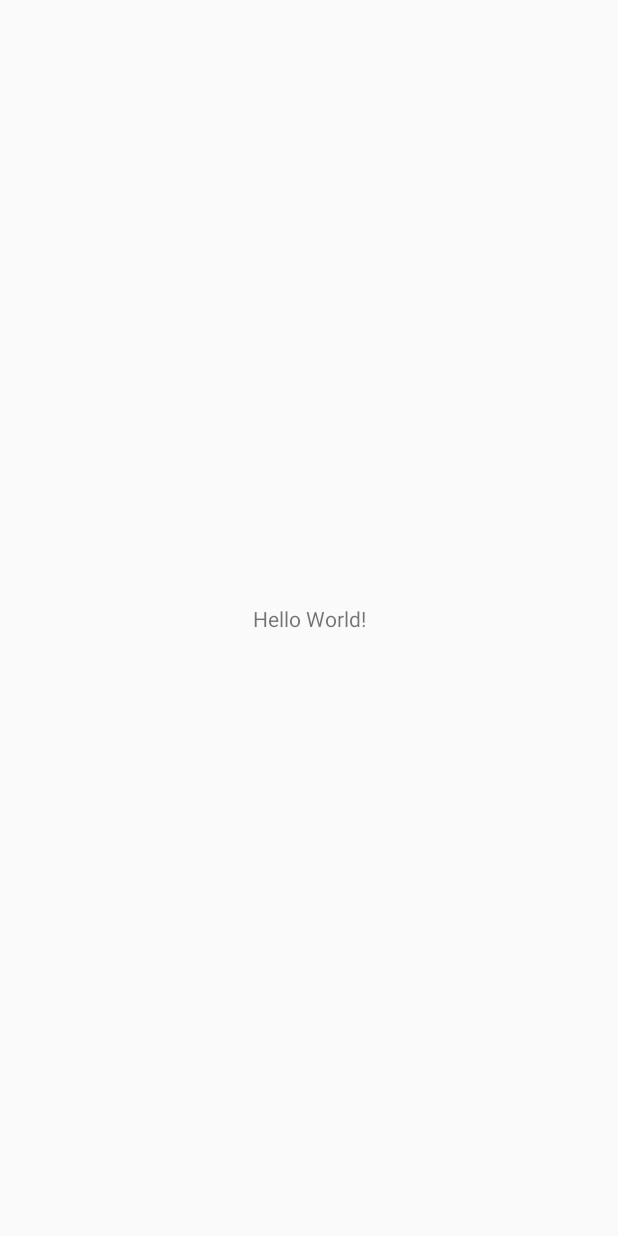
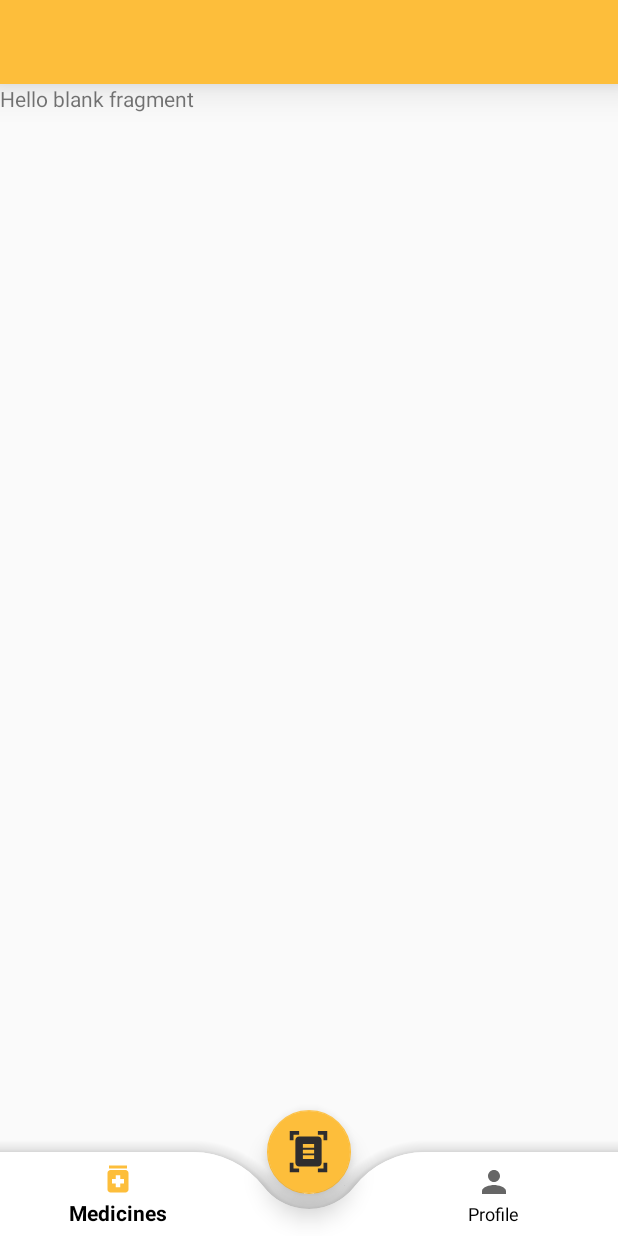
Before and after one commit to saisukesh04/Khyaal, an Android app: the screen it shows after launch once a user with an empty profile is signed in (MainActivity), on a phone screen of 412 x 824 dp. Before the commit the screen is almost empty. Run offline under Robolectric (Android 15) with nearby library versions, the phone set to English and light mode, and no system bars; our stand-ins replace ButterKnife, Firebase (no records; nobody signed in at launch, a user with empty details on screens opened directly); libraries missing offline, so code that uses them is left out: com.google.mlkit.vision.

Commit message:
Added fragments and BottomNavBar

```diff
--- a/app/build.gradle
+++ b/app/build.gradle
@@ -32,6 +32,7 @@ android {
 dependencies {
 
     implementation 'androidx.appcompat:appcompat:1.2.0'
+    implementation 'androidx.legacy:legacy-support-v4:1.0.0'
     testImplementation 'junit:junit:4.13.2'
     androidTestImplementation 'androidx.test.ext:junit:1.1.2'
     androidTestImplementation 'androidx.test.espresso:espresso-core:3.3.0'
--- a/app/src/main/java/com/undamped/khyaal/MainActivity.java
+++ b/app/src/main/java/com/undamped/khyaal/MainActivity.java
@@ -2,6 +2,7 @@ package com.undamped.khyaal;
 
 import androidx.annotation.Nullable;
 import androidx.appcompat.app.AppCompatActivity;
+import androidx.appcompat.widget.Toolbar;
 import androidx.cardview.widget.CardView;
 import androidx.core.app.NotificationCompat;
 
@@ -11,11 +12,17 @@ import android.graphics.Rect;
 import android.net.Uri;
 import android.os.Bundle;
 import android.util.Log;
+import android.view.Menu;
+import android.view.MenuItem;
+import android.widget.FrameLayout;
 import android.widget.ImageView;
 import android.widget.Toast;
 
 import com.bumptech.glide.Glide;
 import com.google.android.gms.tasks.Task;
+import com.google.android.material.bottomappbar.BottomAppBar;
+import com.google.android.material.bottomnavigation.BottomNavigationView;
+import com.google.android.material.floatingactionbutton.FloatingActionButton;
 import com.google.firebase.auth.FirebaseAuth;
 import com.google.mlkit.vision.common.InputImage;
 import com.google.mlkit.vision.text.Text;
@@ -30,9 +37,11 @@ import java.util.ArrayList;
 
 public class MainActivity extends AppCompatActivity {
 
-    @BindView(R.id.add_event_photo) CardView add_event_photo;
-    @BindView(R.id.prescriptionImageView)
-    ImageView prescriptionImageView;
+    @BindView(R.id.bottomNavigation) BottomNavigationView bottomNavigation;
+    @BindView(R.id.nav_host_frame) FrameLayout nav_host_frame;
+    @BindView(R.id.scanFloatingBtn) FloatingActionButton scanFloatingBtn;
+    @BindView(R.id.toolbar2) Toolbar main_toolbar;
+
 
     final public static int IMAGE_CODE = 1;
     private Uri imageUri; // URI of the image to be processed
@@ -48,9 +57,29 @@ public class MainActivity extends AppCompatActivity {
         ButterKnife.bind(this);
         mAuth = FirebaseAuth.getInstance();
 
-        add_event_photo.setOnClickListener(view -> {
-            selectImage();
+        scanFloatingBtn.setOnClickListener(view -> {
+            getSupportFragmentManager().beginTransaction().replace(R.id.nav_host_frame, new ScanFragment()).commit();
         });
+
+        bottomNavigation.setSelectedItemId(R.id.action_medicines);
+        getSupportFragmentManager().beginTransaction().replace(R.id.nav_host_frame, new MedicineFragment()).commit();
+
+        bottomNavigation.setOnNavigationItemSelectedListener(item -> {
+            switch (item.getItemId()) {
+                case R.id.action_profile:
+                    getSupportFragmentManager().beginTransaction().replace(R.id.nav_host_frame, new ProfileFragment()).commit();
+                    return true;
+
+                case R.id.action_medicines:
+                    getSupportFragmentManager().beginTransaction().replace(R.id.nav_host_frame, new MedicineFragment()).commit();
+                    return true;
+            }
+            return false;
+        });
+
+//        add_event_photo.setOnClickListener(view -> {
+//            selectImage();
+//        });
     }
 
     @Override
@@ -71,7 +100,7 @@ public class MainActivity extends AppCompatActivity {
         intent.setAction(Intent.ACTION_GET_CONTENT);
         startActivityForResult(intent, IMAGE_CODE);
     }
-
+/*
     @Override
     public void onActivityResult(int requestCode, int resultCode, @Nullable Intent data) {
         super.onActivityResult(requestCode, resultCode, data);
@@ -165,9 +194,10 @@ public class MainActivity extends AppCompatActivity {
             // notificationId is a unique int for each notification that you must define
             notificationManager.notify(notificationId, builder.build());
 
-            */
+//            /
 
 
         }
     }
+    */
 }
--- /dev/null
+++ b/app/src/main/java/com/undamped/khyaal/MedicineFragment.java
@@ -0,0 +1,26 @@
+package com.undamped.khyaal;
+
+import android.os.Bundle;
+
+import androidx.fragment.app.Fragment;
+
+import android.view.LayoutInflater;
+import android.view.View;
+import android.view.ViewGroup;
+
+import butterknife.ButterKnife;
+
+public class MedicineFragment extends Fragment {
+
+    public MedicineFragment() {
+    }
+
+    @Override
+    public View onCreateView(LayoutInflater inflater, ViewGroup container, Bundle savedInstanceState) {
+        View root = inflater.inflate(R.layout.fragment_medicine, container, false);
+
+        ButterKnife.bind(this, root);
+
+        return root;
+    }
+}
--- /dev/null
+++ b/app/src/main/res/drawable/ic_medicine.xml
@@ -0,0 +1,13 @@
+<vector xmlns:android="http://schemas.android.com/apk/res/android"
+    android:width="24dp"
+    android:height="24dp"
+    android:viewportWidth="24"
+    android:viewportHeight="24"
+    android:tint="?attr/colorControlNormal">
+  <path
+      android:fillColor="@android:color/white"
+      android:pathData="M6,3h12v2h-12z"/>
+  <path
+      android:fillColor="@android:color/white"
+      android:pathData="M17,6H7C5.9,6 5,6.9 5,8v11c0,1.1 0.9,2 2,2h10c1.1,0 2,-0.9 2,-2V8C19,6.9 18.1,6 17,6zM16,15h-2.5v2.5h-3V15H8v-3h2.5V9.5h3V12H16V15z"/>
+</vector>
--- /dev/null
+++ b/app/src/main/res/drawable/ic_scan.xml
@@ -0,0 +1,10 @@
+<vector xmlns:android="http://schemas.android.com/apk/res/android"
+    android:width="32dp"
+    android:height="32dp"
+    android:viewportWidth="24"
+    android:viewportHeight="24"
+    android:tint="@color/white">
+  <path
+      android:fillColor="@android:color/white"
+      android:pathData="M7,3H4v3H2V1h5V3zM22,6V1h-5v2h3v3H22zM7,21H4v-3H2v5h5V21zM20,18v3h-3v2h5v-5H20zM19,18c0,1.1 -0.9,2 -2,2H7c-1.1,0 -2,-0.9 -2,-2V6c0,-1.1 0.9,-2 2,-2h10c1.1,0 2,0.9 2,2V18zM15,8H9v2h6V8zM15,11H9v2h6V11zM15,14H9v2h6V14z"/>
+</vector>
--- a/app/src/main/res/layout/activity_main.xml
+++ b/app/src/main/res/layout/activity_main.xml
@@ -6,41 +6,79 @@
     android:layout_height="match_parent"
     tools:context=".MainActivity">
 
-    <TextView
-        android:id="@+id/textView2"
-        android:layout_width="wrap_content"
-        android:layout_height="wrap_content"
-        android:layout_marginTop="64dp"
-        android:fontFamily="@font/ubuntu_bold"
-        android:gravity="center"
-        android:text="Please don't mind the UI\nClick the below image to select an image"
-        android:textColor="#000000"
-        android:textSize="16sp"
+    <androidx.appcompat.widget.Toolbar
+        android:id="@+id/toolbar2"
+        android:layout_width="match_parent"
+        android:layout_height="0dp"
+        android:alpha="1"
+        android:background="@color/yellow_brown"
+        android:elevation="16dp"
+        android:minHeight="?attr/actionBarSize"
+        android:theme="?attr/actionBarTheme"
         app:layout_constraintEnd_toEndOf="parent"
         app:layout_constraintStart_toStartOf="parent"
         app:layout_constraintTop_toTopOf="parent" />
 
-    <androidx.cardview.widget.CardView
-        android:id="@+id/add_event_photo"
+    <FrameLayout
+        android:id="@+id/nav_host_frame"
         android:layout_width="match_parent"
-        android:layout_height="wrap_content"
-        android:layout_marginStart="24dp"
-        android:layout_marginTop="48dp"
-        android:layout_marginEnd="24dp"
-        app:cardCornerRadius="16dp"
-        app:cardElevation="8dp"
+        android:layout_height="0dp"
+        android:layout_marginBottom="16dp"
+        app:layout_constraintBottom_toBottomOf="parent"
         app:layout_constraintEnd_toEndOf="parent"
         app:layout_constraintStart_toStartOf="parent"
-        app:layout_constraintTop_toBottomOf="@+id/textView2">
+        app:layout_constraintTop_toBottomOf="@+id/toolbar2" />
 
-        <ImageView
-            android:id="@+id/prescriptionImageView"
-            android:layout_width="250dp"
-            android:layout_height="250dp"
-            android:layout_gravity="center"
-            android:padding="28dp"
-            android:src="@drawable/add_photo" />
+    <androidx.coordinatorlayout.widget.CoordinatorLayout
+        android:id="@+id/coordinatorLayout"
+        android:layout_width="match_parent"
+        android:layout_height="match_parent"
+        app:layout_constraintBottom_toBottomOf="parent"
+        app:layout_constraintEnd_toEndOf="parent"
+        app:layout_constraintStart_toStartOf="parent"
+        app:layout_constraintTop_toTopOf="parent">
 
-    </androidx.cardview.widget.CardView>
+        <com.google.android.material.bottomappbar.BottomAppBar
+            android:id="@+id/bottomAppBar"
+            style="@style/Widget.MaterialComponents.BottomAppBar.Colored"
+            android:layout_width="match_parent"
+            android:layout_height="wrap_content"
+            android:layout_gravity="bottom"
+            app:backgroundTint="@color/white"
+            app:elevation="16dp"
+            app:fabAlignmentMode="center"
+            app:fabAnimationMode="scale"
+            app:fabCradleMargin="10dp"
+            app:fabCradleRoundedCornerRadius="60dp"
+            app:layout_constraintBottom_toBottomOf="parent"
+            app:layout_constraintEnd_toEndOf="parent"
+            app:layout_constraintStart_toStartOf="parent">
+
+            <com.google.android.material.bottomnavigation.BottomNavigationView
+                android:id="@+id/bottomNavigation"
+                android:layout_width="match_parent"
+                android:layout_height="wrap_content"
+                app:backgroundTint="@android:color/transparent"
+                app:elevation="0dp"
+                android:layout_marginEnd="20dp"
+                app:itemTextColor="@android:color/black"
+                app:menu="@menu/bottom_menu" />
+
+        </com.google.android.material.bottomappbar.BottomAppBar>
+
+        <com.google.android.material.floatingactionbutton.FloatingActionButton
+            android:id="@+id/scanFloatingBtn"
+            android:layout_width="wrap_content"
+            android:layout_height="wrap_content"
+            android:scaleType="center"
+            app:backgroundTint="@color/colorAccent"
+            app:elevation="10dp"
+            app:fabSize="normal"
+            app:layout_anchor="@+id/bottomAppBar"
+            app:maxImageSize="30dp"
+            app:srcCompat="@drawable/ic_scan"
+            app:tint="@color/colorIcons" />
+
+    </androidx.coordinatorlayout.widget.CoordinatorLayout>
 
 </androidx.constraintlayout.widget.ConstraintLayout>
--- /dev/null
+++ b/app/src/main/res/layout/fragment_medicine.xml
@@ -0,0 +1,14 @@
+<?xml version="1.0" encoding="utf-8"?>
+<FrameLayout xmlns:android="http://schemas.android.com/apk/res/android"
+    xmlns:tools="http://schemas.android.com/tools"
+    android:layout_width="match_parent"
+    android:layout_height="match_parent"
+    tools:context=".MedicineFragment">
+
+    <!-- TODO: Update blank fragment layout -->
+    <TextView
+        android:layout_width="match_parent"
+        android:layout_height="match_parent"
+        android:text="@string/hello_blank_fragment" />
+
+</FrameLayout>
--- /dev/null
+++ b/app/src/main/res/menu/bottom_menu.xml
@@ -0,0 +1,18 @@
+<?xml version="1.0" encoding="utf-8"?>
+<menu xmlns:android="http://schemas.android.com/apk/res/android">
+    <item
+        android:id="@+id/action_medicines"
+        android:icon="@drawable/ic_medicine"
+        android:title="Medicines"/>
+
+    <item
+        android:checkable="false"
+        android:enabled="false"
+        android:title="" />
+
+    <item
+        android:id="@+id/action_profile"
+        android:icon="@drawable/ic_person"
+        android:title="Profile"/>
+
+</menu>
--- a/app/src/main/res/values/strings.xml
+++ b/app/src/main/res/values/strings.xml
@@ -1,3 +1,5 @@
 <resources>
     <string name="app_name">Khyaal</string>
+    <!-- TODO: Remove or change this placeholder text -->
+    <string name="hello_blank_fragment">Hello blank fragment</string>
 </resources>
--- a/app/src/main/res/values/themes.xml
+++ b/app/src/main/res/values/themes.xml
@@ -2,8 +2,8 @@
     <!-- Base application theme. -->
     <style name="Theme.Khyaal" parent="Theme.AppCompat.Light.NoActionBar">
         <!-- Primary brand color. -->
-        <item name="colorPrimary">@color/purple_500</item>
-        <item name="colorPrimaryVariant">@color/purple_700</item>
+        <item name="colorPrimary">@color/yellow_brown</item>
+        <item name="colorPrimaryVariant">@color/yellow_brown</item>
         <item name="colorOnPrimary">@color/white</item>
         <!-- Secondary brand color. -->
         <item name="colorSecondary">@color/teal_200</item>
```
Also changed, not shown: app/src/main/java/com/undamped/khyaal/ProfileFragment.java (added, +26 -0 lines), app/src/main/java/com/undamped/khyaal/ScanFragment.java (added, +26 -0 lines), app/src/main/res/layout/fragment_profile.xml (added, +14 -0 lines), app/src/main/res/layout/fragment_scan.xml (added, +46 -0 lines).
